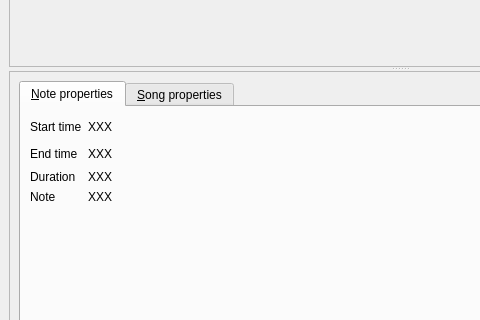
performous/composer, file editor.ui: the form before one commit; both pictures show x 0 to 480 and y 198 to 518 of the 800 by 600 pixel window.
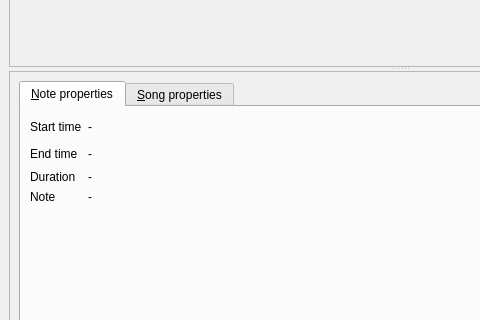
The form after the commit.

Commit message: More verbose note tooltip.

Patch:
```diff
--- a/editor.ui
+++ b/editor.ui
@@ -88,7 +88,7 @@
             <item row="0" column="1">
              <widget class="QLabel" name="valNoteBegin">
               <property name="text">
-               <string>XXX</string>
+               <string>-</string>
               </property>
              </widget>
             </item>
@@ -102,7 +102,7 @@
             <item row="1" column="1">
              <widget class="QLabel" name="valNoteEnd">
               <property name="text">
-               <string>XXX</string>
+               <string>-</string>
               </property>
              </widget>
             </item>
@@ -161,7 +161,7 @@
             <item row="2" column="1">
              <widget class="QLabel" name="valNoteDuration">
               <property name="text">
-               <string>XXX</string>
+               <string>-</string>
               </property>
              </widget>
             </item>
@@ -175,7 +175,7 @@
             <item row="3" column="1">
              <widget class="QLabel" name="valNote">
               <property name="text">
-               <string>XXX</string>
+               <string>-</string>
               </property>
              </widget>
             </item>
```
The commit also changes 1 other file.
